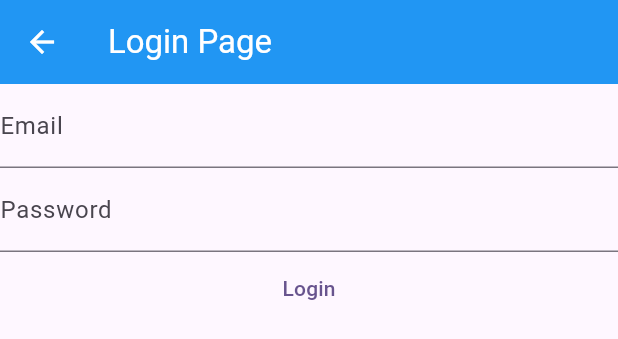
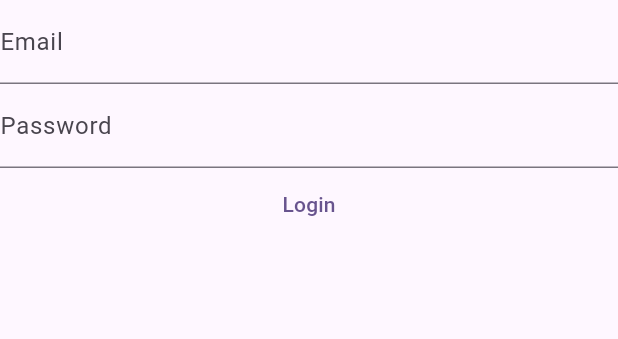
Before and after one commit to Vincent-VietTran/mynotes-flutter-2025, a Flutter app: the LoginView widget shown alone on an empty page, opened directly, on a phone screen of 412 x 824 dp. Shown: the top 339 px of the screen. Run offline on Flutter 3.47's test engine with Material 3 defaults, Android fonts, the phone set to English and light mode, and no system bars; our stand-ins replace delightful_toast, firebase_auth, firebase_core; accounts and stored records are empty.

Commit message:
Adds email verification process and simplifies views
Implements email verification before allowing users to access the app.

Introduces a new `VerifyEmailView` for prompting users to verify their email addresses.

Refactors login and registration views to remove unnecessary scaffold elements, leveraging the existing layout in the home page.

Enhances user feedback for authentication errors and streamlines initialization logic for Firebase.

```diff
--- a/lib/views/login_view.dart
+++ b/lib/views/login_view.dart
@@ -36,25 +36,8 @@ class _LoginViewState extends State<LoginView> {
 
   @override
   Widget build(BuildContext context) {
-    return Scaffold(
-      appBar: AppBar(
-        title: const Text("Login Page"),
-        foregroundColor: Colors.white,
-        backgroundColor: Colors.blue,
-      ),
-
-      body: FutureBuilder(
-        // The FutureBuilder widget is used to handle asynchronous operations.
-        // Define a future to be compared with the snapshot.
-        future: Firebase.initializeApp(
-          options: DefaultFirebaseOptions.currentPlatform,
-        ),
-
-        // The future builder will wait for the Firebase initialization to complete and render the UI accordingly.
-        builder: (context, snapshot) {
-          switch (snapshot.connectionState) {
-            // If the firebase connection is complete, render the registration form.
-            case ConnectionState.done:
+    // Previously return entire scaffold (entire new screen) with app bar and body.
+    // Now we just return a column with text fields and a button (content) since home page already provide scaffold layout of common componets.
     return Column(
       children: [
         TextField(
@@ -122,13 +105,5 @@ class _LoginViewState extends State<LoginView> {
         ),
       ],
     );
-
-            // If the firebase connection is waiting, show a loading indicator.
-            default:
-              return const Text("Loading...");
-          }
-        },
-      ),
-    );
   }
 }
```
Also changed, not shown: lib/main.dart (+45 -5 lines), lib/views/register_view.dart (+2 -27 lines). Lines whose indentation alone changed are shown as unchanged.
